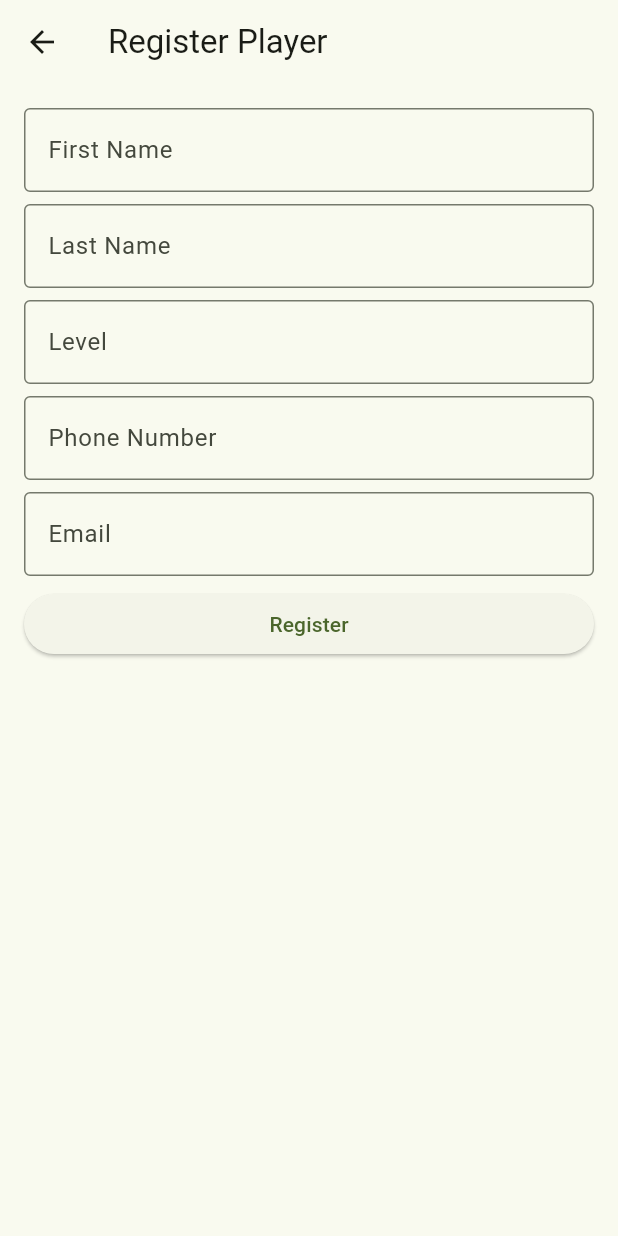
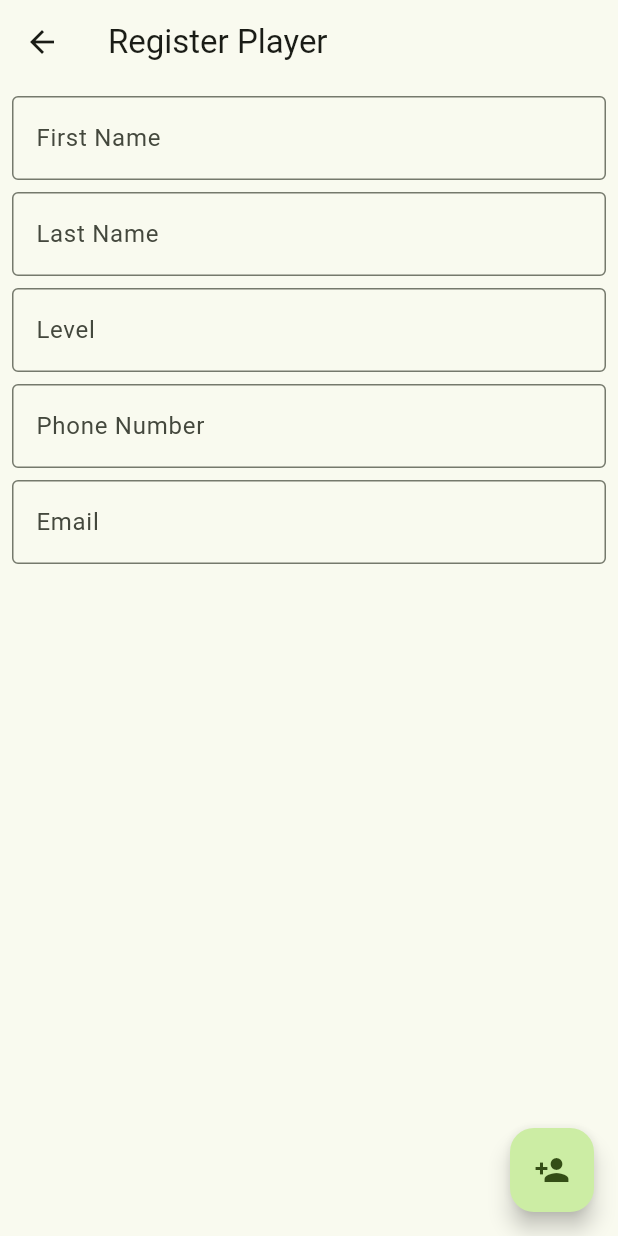
Before and after one commit to BLMeddaugh/TennisLeague, a Flutter app: the RegisterPlayerPage screen opened directly, on a phone screen of 412 x 824 dp. Run offline on Flutter 3.47's test engine with Material 3 defaults, Android fonts, the phone set to English and light mode, and no system bars.

Commit message:
adding state to the players on a team

```diff
--- a/tennis_league/lib/models/player.dart
+++ b/tennis_league/lib/models/player.dart
@@ -12,5 +12,5 @@ class Player {
     required this.phoneNumber,
     required this.email,
   })  : assert(level >= 1 && level <= 5, 'Level must be between 1 and 5'),
-        this.level = level;
+        level = level;
 }
--- /dev/null
+++ b/tennis_league/lib/services/player_service.dart
@@ -0,0 +1,29 @@
+// player_service.dart
+import 'package:flutter/foundation.dart';
+import 'package:tennis_league/models/player.dart';
+
+class PlayerService with ChangeNotifier {
+  // Singleton instance
+  static final PlayerService _singleton = PlayerService._internal();
+
+  // Factory constructor
+  factory PlayerService() {
+    return _singleton;
+  }
+
+  // Internal constructor
+  PlayerService._internal();
+  List<Player> _players = [];
+
+  List<Player> get players => _players;
+
+  void addPlayer(Player player) {
+    _players.add(player);
+    notifyListeners();
+  }
+
+  void removePlayer(int index) {
+    _players.removeAt(index);
+    notifyListeners();
+  }
+}
--- a/tennis_league/lib/views/drawer_menu.dart
+++ b/tennis_league/lib/views/drawer_menu.dart
@@ -3,6 +3,8 @@ import 'package:tennis_league/views/register_player.dart';
 import 'package:tennis_league/views/team.dart';
 
 class DrawerMenu extends StatelessWidget {
+  const DrawerMenu({super.key});
+
   @override
   Widget build(BuildContext context) {
     return Drawer(
@@ -10,10 +12,10 @@ class DrawerMenu extends StatelessWidget {
         padding: EdgeInsets.zero,
         children: <Widget>[
           const DrawerHeader(
-            child: Text('Menu'),
             decoration: BoxDecoration(
               color: Colors.blue,
             ),
+            child: Text('Menu'),
           ),
           ListTile(
             title: const Text('Team Page'),
--- a/tennis_league/lib/views/register_player.dart
+++ b/tennis_league/lib/views/register_player.dart
@@ -1,71 +1,87 @@
 import 'package:flutter/material.dart';
+import 'package:tennis_league/models/player.dart';
+import 'package:tennis_league/services/player_service.dart';
+import 'package:tennis_league/views/team.dart';
 
 class RegisterPlayerPage extends StatelessWidget {
+  final playerService = PlayerService();
+
+  RegisterPlayerPage({super.key});
+
   @override
   Widget build(BuildContext context) {
+    final playerFields = [
+      'First Name',
+      'Last Name',
+      'Level',
+      'Phone Number',
+      'Email'
+    ];
+
+    // Create a map to hold the controllers for each field
+    final controllers = {
+      for (var field in playerFields) field: TextEditingController()
+    };
+
     return Scaffold(
       appBar: AppBar(
-        title: Text('Register Player'),
+        title: const Text('Register Player'),
       ),
       body: Padding(
-        padding: const EdgeInsets.all(16.0),
-        child: Form(
-          child: ListView(
-            children: <Widget>[
-              Padding(
+        padding: const EdgeInsets.all(8.0),
+        child: ListView.builder(
+          itemCount: playerFields.length,
+          itemBuilder: (context, index) {
+            var field = playerFields[index];
+            return Padding(
               padding: const EdgeInsets.only(bottom: 8.0),
               child: TextFormField(
+                controller: controllers[field],
                 decoration: InputDecoration(
-                    labelText: 'First Name',
-                    border: OutlineInputBorder(),
+                  labelText: field,
+                  border: const OutlineInputBorder(),
                 ),
               ),
-              ),
-              Padding(
-                padding: const EdgeInsets.only(bottom: 8.0),
-                child: TextFormField(
-                  decoration: InputDecoration(
-                    labelText: 'Last Name',
-                    border: OutlineInputBorder(),
+            );
+          },
         ),
       ),
-              ),
-              Padding(
-                padding: const EdgeInsets.only(bottom: 8.0),
-                child: TextFormField(
-                  decoration: InputDecoration(
-                    labelText: 'Level',
-                    border: OutlineInputBorder(),
-                  ),
-                ),
-              ),
-              Padding(
-                padding: const EdgeInsets.only(bottom: 8.0),
-                child: TextFormField(
-                  decoration: InputDecoration(
-                    labelText: 'Phone Number',
-                    border: OutlineInputBorder(),
-                  ),
-                ),
-              ),
-              Padding(
-                padding: const EdgeInsets.only(bottom: 8.0),
-                child: TextFormField(
-                  decoration: InputDecoration(
-                    labelText: 'Email',
-                    border: OutlineInputBorder(),
-                  ),
-                ),
-              ),
-              ElevatedButton(
-                child: Text('Register'),
+      floatingActionButton: FloatingActionButton(
         onPressed: () {
-                  // Handle registration logic here
+          Player player = Player(
+            firstName: controllers['First Name']!.text,
+            lastName: controllers['Last Name']!.text,
+            level: int.parse(controllers['Level']!.text),
+            phoneNumber: controllers['Phone Number']!.text,
+            email: controllers['Email']!.text,
+          );
+          playerService.addPlayer(player);
+          for (var field in playerFields) {
+            controllers[field]?.clear();
+          }
+          showDialog(
+              context: context,
+              builder: (context) {
+                return AlertDialog(
+                  title: const Text('Player Registered'),
+                  content: Text(
+                      'Player ${player.firstName} ${player.lastName} has been registered.'),
+                  actions: [
+                    TextButton(
+                      onPressed: () {
+                        Navigator.pop(context);
+                        Navigator.push(
+                          context,
+                          MaterialPageRoute(builder: (context) => TeamPage()),
+                        );
                       },
+                      child: const Text('OK'),
                     ),
                   ],
-          ),
-        ),
+                );
+              });
+        },
+        child: const Icon(Icons.person_add),
       ),
     );
   }
```
Also changed, not shown: tennis_league/lib/main.dart (+9 -3 lines), tennis_league/lib/views/team.dart (+21 -21 lines), tennis_league/pubspec.yaml (+3 -4 lines). Lines whose indentation alone changed are shown as unchanged.
